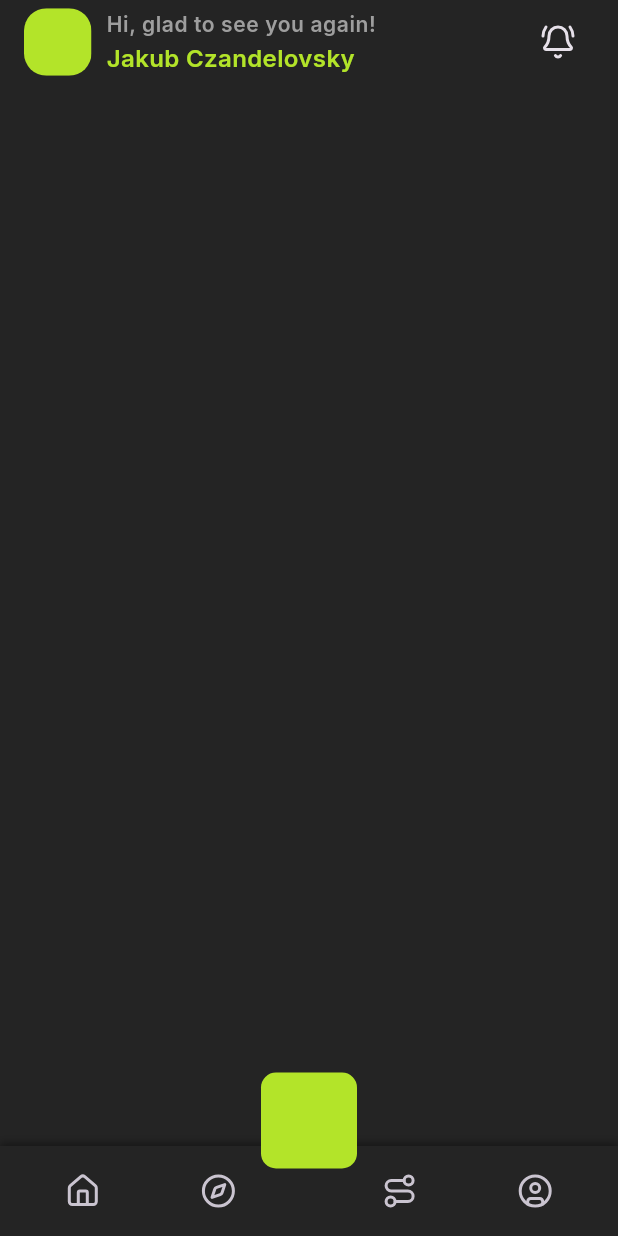
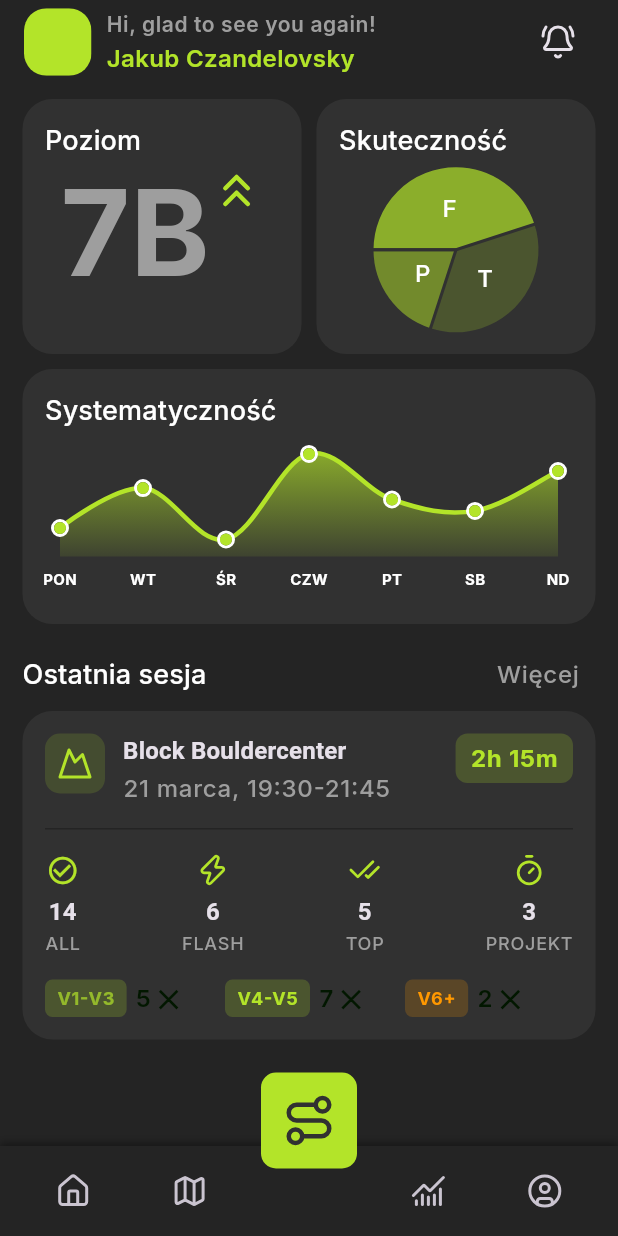
Before and after one commit to jtrznadel/bouldee, a Flutter app: the screen it shows once a user with an empty profile is signed in, on a phone screen of 412 x 824 dp. Run offline on Flutter 3.47's test engine with Material 3 defaults, Android fonts, the phone set to English and light mode, and no system bars; drawn by our look-alikes of fl_chart; our stand-ins replace auto_route, bloc, flutter_bloc, flutter_dotenv, flutter_svg, get_it and 4 more; accounts and stored records are empty; generated files the repository leaves out were written again.

Commit message:
create home mini stats and last session sections

```diff
--- a/lib/app/constants/app_colors.dart
+++ b/lib/app/constants/app_colors.dart
@@ -18,4 +18,6 @@ class AppColors {
   static const errorColor = Color(0xFFE57373);
 
   static const borderColor = Color(0xFFE0E0E0);
+
+  static const tileColor = secondary;
 }
--- a/lib/app/views/navigation_wrapper_page.dart
+++ b/lib/app/views/navigation_wrapper_page.dart
@@ -2,6 +2,7 @@ import 'package:auto_route/auto_route.dart';
 import 'package:bouldee/app/constants/app_colors.dart';
 import 'package:bouldee/app/routing/app_router.gr.dart';
 import 'package:flutter/material.dart';
+import 'package:flutter_svg/svg.dart';
 
 import 'package:lucide_icons_flutter/lucide_icons.dart';
 
@@ -13,6 +14,10 @@ class NavigationWrapperPage extends StatelessWidget {
   Widget build(BuildContext context) {
     return AutoTabsRouter(
       routes: const [
+        HomeRoute(),
+        HomeRoute(),
+        HomeRoute(),
+        HomeRoute(),
         HomeRoute(),
       ],
       builder: (context, child) {
@@ -62,14 +67,12 @@ class AppNavigationBottomBar extends StatelessWidget {
                   onPressed: () => tabsRouter.setActiveIndex(0),
                 ),
                 NavigationBarItem(
-                  iconData: LucideIcons.compass,
+                  iconData: LucideIcons.map,
                   onPressed: () => tabsRouter.setActiveIndex(1),
                 ),
-                const SizedBox(
-                  height: 62,
-                ),
+                const SizedBox(width: 64),
                 NavigationBarItem(
-                  iconData: LucideIcons.route,
+                  iconData: LucideIcons.chartNoAxesCombined,
                   onPressed: () => tabsRouter.setActiveIndex(3),
                 ),
                 NavigationBarItem(
@@ -97,9 +100,9 @@ class AppNavigationBottomBar extends StatelessWidget {
                 child: const FittedBox(
                   fit: BoxFit.scaleDown,
                   child: Icon(
-                    LucideIcons.brain,
+                    LucideIcons.route,
                     size: 36,
-                    color: AppColors.primary,
+                    color: AppColors.tileColor,
                   ),
                 ),
               ),
--- /dev/null
+++ b/lib/app/widgets/app_circular_progress_indicator.dart
@@ -0,0 +1,97 @@
+import 'dart:math';
+import 'package:flutter/material.dart';
+
+class RingProgressIndicator extends StatelessWidget {
+  const RingProgressIndicator({
+    required this.value,
+    required this.backgroundColor,
+    required this.valueColor,
+    super.key,
+    this.strokeWidth = 10.0,
+    this.size = 100.0,
+    this.child,
+  });
+  final double value;
+  final Color backgroundColor;
+  final Color valueColor;
+  final double strokeWidth;
+  final double size;
+  final Widget? child;
+
+  @override
+  Widget build(BuildContext context) {
+    return SizedBox(
+      height: size,
+      width: size,
+      child: Stack(
+        alignment: Alignment.center,
+        children: [
+          CustomPaint(
+            size: Size(size, size),
+            painter: _RingPainter(
+              value: value,
+              backgroundColor: backgroundColor,
+              valueColor: valueColor,
+              strokeWidth: strokeWidth,
+            ),
+          ),
+          if (child != null) Center(child: child),
+        ],
+      ),
+    );
+  }
+}
+
+class _RingPainter extends CustomPainter {
+  _RingPainter({
+    required this.value,
+    required this.backgroundColor,
+    required this.valueColor,
+    required this.strokeWidth,
+  });
+  final double value;
+  final Color backgroundColor;
+  final Color valueColor;
+  final double strokeWidth;
+
+  @override
+  void paint(Canvas canvas, Size size) {
+    final center = Offset(size.width / 2, size.height / 2);
+    final radius = (size.width - strokeWidth) / 2;
+
+    // Draw background circle
+    final backgroundPaint = Paint()
+      ..color = backgroundColor
+      ..style = PaintingStyle.stroke
+      ..strokeWidth = strokeWidth
+      ..strokeCap = StrokeCap.round;
+
+    canvas.drawCircle(center, radius, backgroundPaint);
+
+    // Draw progress arc
+    final progressPaint = Paint()
+      ..color = valueColor
+      ..style = PaintingStyle.stroke
+      ..strokeWidth = strokeWidth
+      ..strokeCap = StrokeCap.round;
+
+    final sweepAngle = 2 * pi * value;
+    const startAngle = -pi / 2; // Start from top
+
+    canvas.drawArc(
+      Rect.fromCircle(center: center, radius: radius),
+      startAngle,
+      sweepAngle,
+      false,
+      progressPaint,
+    );
+  }
+
+  @override
+  bool shouldRepaint(_RingPainter oldDelegate) {
+    return oldDelegate.value != value ||
+        oldDelegate.backgroundColor != backgroundColor ||
+        oldDelegate.valueColor != valueColor ||
+        oldDelegate.strokeWidth != strokeWidth;
+  }
+}
--- /dev/null
+++ b/lib/app/widgets/app_tile.dart
@@ -0,0 +1,28 @@
+import 'package:bouldee/app/constants/app_colors.dart';
+import 'package:flutter/material.dart';
+
+class AppTile extends StatelessWidget {
+  const AppTile({
+    required this.child,
+    super.key,
+    this.color = AppColors.tileColor,
+    this.padding,
+  });
+
+  final Color color;
+  final Widget child;
+  final EdgeInsetsGeometry? padding;
+
+  @override
+  Widget build(BuildContext context) {
+    return Container(
+      width: double.infinity,
+      decoration: BoxDecoration(
+        color: color,
+        borderRadius: BorderRadius.circular(20),
+      ),
+      padding: padding ?? const EdgeInsets.all(15),
+      child: child,
+    );
+  }
+}
--- a/lib/features/home/presentation/views/home_page.dart
+++ b/lib/features/home/presentation/views/home_page.dart
@@ -1,7 +1,13 @@
 import 'package:auto_route/auto_route.dart';
 import 'package:bouldee/app/constants/app_colors.dart';
 import 'package:bouldee/app/extensions/context_extensions.dart';
+import 'package:bouldee/app/widgets/app_circular_progress_indicator.dart';
+import 'package:bouldee/app/widgets/app_tile.dart';
 import 'package:bouldee/features/auth/presentation/bloc/auth_bloc.dart';
+import 'package:bouldee/features/home/presentation/widgets/activity_chart.dart';
+import 'package:bouldee/features/home/presentation/widgets/home_last_session.dart';
+import 'package:bouldee/features/home/presentation/widgets/home_mini_stats.dart';
+import 'package:bouldee/features/home/presentation/widgets/stats_chart.dart';
 import 'package:flutter/material.dart';
 import 'package:flutter_bloc/flutter_bloc.dart';
 import 'package:lucide_icons_flutter/lucide_icons.dart';
@@ -70,12 +76,16 @@ class HomePage extends StatelessWidget {
       body: const SafeArea(
         child: Padding(
           padding: EdgeInsets.symmetric(
-            horizontal: 30,
+            horizontal: 15,
             vertical: 10,
           ),
           child: Column(
             crossAxisAlignment: CrossAxisAlignment.start,
             spacing: 10,
+            children: [
+              HomeMiniStats(),
+              HomeLastSession(),
+            ],
           ),
         ),
       ),
--- /dev/null
+++ b/lib/features/home/presentation/widgets/activity_chart.dart
@@ -0,0 +1,117 @@
+import 'package:bouldee/app/constants/app_colors.dart';
+import 'package:flutter/material.dart';
+import 'package:fl_chart/fl_chart.dart';
+
+class ActivityChart extends StatelessWidget {
+  ActivityChart({super.key});
+
+  final List<String> weekdays = ['PON', 'WT', 'ŚR', 'CZW', 'PT', 'SB', 'ND'];
+  final List<double> activityPoints = [5, 12, 3, 18, 10, 8, 15];
+
+  @override
+  Widget build(BuildContext context) {
+    return Padding(
+      padding: const EdgeInsets.symmetric(
+        horizontal: 10,
+      ),
+      child: LineChart(
+        LineChartData(
+          gridData: const FlGridData(
+            show: false,
+          ),
+          titlesData: FlTitlesData(
+            leftTitles: const AxisTitles(),
+            rightTitles: const AxisTitles(),
+            topTitles: const AxisTitles(),
+            bottomTitles: AxisTitles(
+              sideTitles: SideTitles(
+                showTitles: true,
+                reservedSize: 30,
+                interval: 1,
+                getTitlesWidget: (value, meta) {
+                  if (value != value.roundToDouble() ||
+                      value < 0 ||
+                      value >= weekdays.length) {
+                    return const SizedBox.shrink();
+                  }
+
+                  final index = value.toInt();
+                  return Padding(
+                    padding: const EdgeInsets.only(top: 8),
+                    child: Text(
+                      weekdays[index],
+                      style: const TextStyle(
+                        color: AppColors.textLight,
+                        fontSize: 10,
+                        fontWeight: FontWeight.bold,
+                      ),
+                    ),
+                  );
+                },
+              ),
+            ),
+          ),
+          borderData: FlBorderData(show: false),
+          minX: 0,
+          maxX: weekdays.length - 1.0,
+          minY: 0,
+          maxY: 20,
+          lineBarsData: [
+            LineChartBarData(
+              spots: List.generate(
+                weekdays.length,
+                (index) => FlSpot(index.toDouble(), activityPoints[index]),
+              ),
+              isCurved: true,
+              color: AppColors.primary,
+              barWidth: 3,
+              isStrokeCapRound: true,
+              dotData: FlDotData(
+                getDotPainter: (spot, percent, barData, index) {
+                  return FlDotCirclePainter(
+                    radius: 4,
+                    color: AppColors.primary,
+                    strokeWidth: 2,
+                    strokeColor: Colors.white,
+                  );
+                },
+              ),
+              belowBarData: BarAreaData(
+                show: true,
+                gradient: LinearGradient(
+                  colors: [
+                    AppColors.primary.withOpacity(
+                      0.7,
+                    ), // Changed from withValues to withOpacity
+                    AppColors.primary.withOpacity(
+                      0.1,
+                    ), // Changed from withValues to withOpacity
+                  ],
+                  begin: Alignment.topCenter,
+                  end: Alignment.bottomCenter,
+                ),
+              ),
+            ),
+          ],
+          lineTouchData: LineTouchData(
+            touchTooltipData: LineTouchTooltipData(
+              tooltipRoundedRadius: 8,
+              getTooltipItems: (List<LineBarSpot> touchedSpots) {
+                return touchedSpots.map((LineBarSpot touchedSpot) {
+                  return LineTooltipItem(
+                    '${touchedSpot.y.toInt()} pts',
+                    const TextStyle(
+                      color: AppColors.textSecondary,
+                      fontWeight: FontWeight.bold,
+                    ),
+                  );
+                }).toList();
+              },
+            ),
+            getTouchLineStart: (data, index) => 0,
+          ),
+        ),
+      ),
+    );
+  }
+}
--- /dev/null
+++ b/lib/features/home/presentation/widgets/home_last_session.dart
@@ -0,0 +1,209 @@
+import 'package:bouldee/app/constants/app_colors.dart';
+import 'package:bouldee/app/extensions/context_extensions.dart';
+import 'package:bouldee/app/widgets/app_tile.dart';
+import 'package:flutter/material.dart';
+import 'package:lucide_icons_flutter/lucide_icons.dart';
+
+class HomeLastSession extends StatelessWidget {
+  const HomeLastSession({
+    super.key,
+  });
+
+  @override
+  Widget build(BuildContext context) {
+    return Column(
+      children: [
+        Row(
+          mainAxisAlignment: MainAxisAlignment.spaceBetween,
+          children: [
+            Text(
+              'Ostatnia sesja',
+              style: context.textTheme.labelLarge
+                  ?.copyWith(color: AppColors.textLight),
+            ),
+            TextButton(
+              onPressed: () {},
+              child: Text(
+                'Więcej',
+                style: context.textTheme.labelMedium
+                    ?.copyWith(color: AppColors.textSecondary),
+              ),
+            ),
+          ],
+        ),
+        AppTile(
+          child: Column(
+            crossAxisAlignment: CrossAxisAlignment.start,
+            children: [
+              Row(
+                crossAxisAlignment: CrossAxisAlignment.start,
+                children: [
+                  Container(
+                    padding: const EdgeInsets.all(8),
+                    decoration: BoxDecoration(
+                      color: AppColors.primary.withOpacity(0.15),
+                      borderRadius: BorderRadius.circular(10),
+                    ),
+                    child: const Icon(
+                      LucideIcons.mountain,
+                      color: AppColors.primary,
+                      size: 24,
+                    ),
+                  ),
+                  const SizedBox(width: 12),
+                  Expanded(
+                    child: Column(
+                      crossAxisAlignment: CrossAxisAlignment.start,
+                      children: [
+                        Text(
+                          'Block Bouldercenter',
+                          style: context.textTheme.titleMedium?.copyWith(
+                            fontWeight: FontWeight.w600,
+                          ),
+                        ),
+                        const SizedBox(height: 2),
+                        Text(
+                          '21 marca, 19:30-21:45',
+                          style: context.textTheme.labelMedium?.copyWith(
+                            color: AppColors.textSecondary,
+                          ),
+                        ),
+                      ],
+                    ),
+                  ),
+                  Container(
+                    padding:
+                        const EdgeInsets.symmetric(horizontal: 10, vertical: 6),
+                    decoration: BoxDecoration(
+                      color: AppColors.primary.withValues(alpha: .2),
+                      borderRadius: BorderRadius.circular(8),
+                    ),
+                    child: Text(
+                      '2h 15m',
+                      style: context.textTheme.labelMedium?.copyWith(
+                        color: AppColors.primary,
+                        fontWeight: FontWeight.bold,
+                      ),
+                    ),
+                  ),
+                ],
+              ),
+              const SizedBox(height: 16),
+              const Divider(height: 1, color: AppColors.background),
+              const SizedBox(height: 16),
+              Row(
+                mainAxisAlignment: MainAxisAlignment.spaceBetween,
+                children: [
+                  _buildSessionStat(
+                    context,
+                    'ALL',
+                    '14',
+                    Icons.check_circle_outline,
+                  ),
+                  _buildSessionStat(context, 'FLASH', '6', LucideIcons.zap),
+                  _buildSessionStat(
+                    context,
+                    'TOP',
+                    '5',
+                    LucideIcons.checkCheck,
+                  ),
+                  _buildSessionStat(context, 'PROJEKT', '3', LucideIcons.timer),
+                ],
+              ),
+              const SizedBox(height: 16),
+              Row(
+                children: [
+                  Expanded(
+                    child: _buildDifficultyIndicator(
+                      context,
+                      'V1-V3',
+                      5,
+                      AppColors.primary.withOpacity(0.7),
+                    ),
+                  ),
+                  const SizedBox(width: 8),
+                  Expanded(
+                    child: _buildDifficultyIndicator(
+                      context,
+                      'V4-V5',
+                      7,
+                      AppColors.primary,
+                    ),
+                  ),
+                  const SizedBox(width: 8),
+                  Expanded(
+                    child: _buildDifficultyIndicator(
+                      context,
+                      'V6+',
+                      2,
+                      Colors.orange,
+                    ),
+                  ),
+                ],
+              ),
+            ],
+          ),
+        ),
+      ],
+    );
+  }
+}
+
+Widget _buildSessionStat(
+  BuildContext context,
+  String label,
+  String value,
+  IconData icon,
+) {
+  return Column(
+    children: [
+      Icon(icon, color: AppColors.primary, size: 22),
+      const SizedBox(height: 5),
+      Text(
+        value,
+        style: context.textTheme.titleMedium?.copyWith(
+          fontWeight: FontWeight.bold,
+        ),
+      ),
+      Text(
+        label,
+        style: context.textTheme.labelSmall?.copyWith(
+          color: AppColors.textSecondary,
+        ),
+      ),
+    ],
+  );
+}
+
+Widget _buildDifficultyIndicator(
+  BuildContext context,
+  String label,
+  int count,
+  Color color,
+) {
+  return Row(
+    children: [
+      Container(
+        padding: const EdgeInsets.symmetric(horizontal: 8, vertical: 4),
+        decoration: BoxDecoration(
+          color: color.withOpacity(0.2),
+          borderRadius: BorderRadius.circular(5),
+        ),
+        child: Text(
+          label,
+          style: context.textTheme.labelSmall?.copyWith(
+            color: color,
+            fontWeight: FontWeight.bold,
+          ),
+        ),
+      ),
+      const SizedBox(width: 6),
+      Text(
+        '$count ✕',
+        style: context.textTheme.labelMedium?.copyWith(
+          fontWeight: FontWeight.w600,
+        ),
+      ),
+    ],
+  );
+}
--- /dev/null
+++ b/lib/features/home/presentation/widgets/home_mini_stats.dart
@@ -0,0 +1,110 @@
+import 'package:bouldee/app/constants/app_colors.dart';
+import 'package:bouldee/app/extensions/context_extensions.dart';
+import 'package:bouldee/app/widgets/app_tile.dart';
+import 'package:bouldee/features/home/presentation/widgets/activity_chart.dart';
+import 'package:bouldee/features/home/presentation/widgets/stats_chart.dart';
+import 'package:flutter/material.dart';
+import 'package:lucide_icons_flutter/lucide_icons.dart';
+
+class HomeMiniStats extends StatelessWidget {
+  const HomeMiniStats({
+    super.key,
+  });
+
+  @override
+  Widget build(BuildContext context) {
+    return SizedBox(
+      height: 350,
+      child: Column(
+        spacing: 10,
+        children: [
+          Expanded(
+            child: Row(
+              spacing: 10,
+              children: [
+                Expanded(
+                  child: AppTile(
+                    child: Column(
+                      crossAxisAlignment: CrossAxisAlignment.start,
+                      children: [
+                        Text(
+                          'Poziom',
+                          style: context.textTheme.labelLarge?.copyWith(
+                            color: AppColors.textLight,
+                          ),
+                        ),
+                        Row(
+                          mainAxisAlignment: MainAxisAlignment.center,
+                          crossAxisAlignment: CrossAxisAlignment.start,
+                          children: [
+                            Text(
+                              '7B',
+                              style: context.textTheme.headlineLarge?.copyWith(
+                                color: AppColors.textSecondary,
+                                fontSize: 80,
+                              ),
+                            ),
+                            const Padding(
+                              padding: EdgeInsets.only(top: 2),
+                              child: Icon(
+                                LucideIcons.chevronsUp,
+                                size: 36,
+                                color: AppColors.primary,
+                              ),
+                            ),
+                          ],
+                        ),
+                      ],
+                    ),
+                  ),
+                ),
+                Expanded(
+                  child: AppTile(
+                    child: Column(
+                      crossAxisAlignment: CrossAxisAlignment.start,
+                      children: [
+                        Text(
+                          'Skuteczność',
+                          style: context.textTheme.labelLarge?.copyWith(
+                            color: AppColors.textLight,
+                          ),
+                        ),
+                        const SizedBox(height: 5),
+                        const Expanded(
+                          child: BoulderStatsChart(
+                            flashPercentage: 0.45,
+                            topPercentage: 0.35,
+                            projektPercentage: 0.20,
+                          ),
+                        ),
+                      ],
+                    ),
+                  ),
+                ),
+              ],
+            ),
+          ),
+          Expanded(
+            child: AppTile(
+              child: Column(
+                crossAxisAlignment: CrossAxisAlignment.start,
+                spacing: 8,
+                children: [
+                  Text(
+                    'Systematyczność',
+                    style: context.textTheme.labelLarge?.copyWith(
+                      color: AppColors.textLight,
+                    ),
+                  ),
+                  Expanded(
+                    child: ActivityChart(),
+                  ),
+                ],
+              ),
+            ),
+          ),
+        ],
+      ),
+    );
+  }
+}
--- /dev/null
+++ b/lib/features/home/presentation/widgets/stats_chart.dart
@@ -0,0 +1,75 @@
+import 'package:bouldee/app/extensions/context_extensions.dart';
+import 'package:fl_chart/fl_chart.dart';
+import 'package:flutter/material.dart';
+import 'package:bouldee/app/constants/app_colors.dart';
+
+class BoulderStatsChart extends StatelessWidget {
+  const BoulderStatsChart({
+    required this.flashPercentage,
+    required this.topPercentage,
+    required this.projektPercentage,
+    super.key,
+  });
+
+  final double flashPercentage;
+  final double topPercentage;
+  final double projektPercentage;
+
+  @override
+  Widget build(BuildContext context) {
+    return Center(
+      child: SizedBox(
+        height: 120,
+        width: 120,
+        child: PieChart(
+          PieChartData(
+            startDegreeOffset: 180,
+            sectionsSpace: 2,
+            centerSpaceRadius: 0,
+            sections: [
+              PieChartSectionData(
+                value: flashPercentage * 100,
+                title: 'F',
+                titleStyle: context.textTheme.labelMedium?.copyWith(
+                  color: Colors.white,
+                ),
+                borderSide: const BorderSide(
+                  color: AppColors.primary,
+                  width: 2,
+                ),
+                color: AppColors.primary.withValues(alpha: .7),
+                radius: 55,
+              ),
+              PieChartSectionData(
+                value: topPercentage * 100,
+                title: 'T',
+                titleStyle: context.textTheme.labelMedium?.copyWith(
+                  color: Colors.white,
+                ),
+                borderSide: const BorderSide(
+                  color: AppColors.primary,
+                  width: 2,
+                ),
+                color: AppColors.primary.withValues(alpha: .2),
+                radius: 55,
+              ),
+              PieChartSectionData(
+                value: projektPercentage * 100,
+                title: 'P',
+                titleStyle: context.textTheme.labelMedium?.copyWith(
+                  color: Colors.white,
+                ),
+                borderSide: const BorderSide(
+                  color: AppColors.primary,
+                  width: 2,
+                ),
+                color: AppColors.primary.withValues(alpha: .5),
+                radius: 55,
+              ),
+            ],
+          ),
+        ),
+      ),
+    );
+  }
+}
--- a/pubspec.yaml
+++ b/pubspec.yaml
@@ -23,6 +23,7 @@ dependencies:
   supabase_flutter: ^2.8.4
   lucide_icons_flutter: ^1.2.7
   dotenv: ^4.2.0
+  fl_chart: ^0.70.2
 
 
 dev_dependencies:
```
Also changed, not shown: pubspec.lock.
